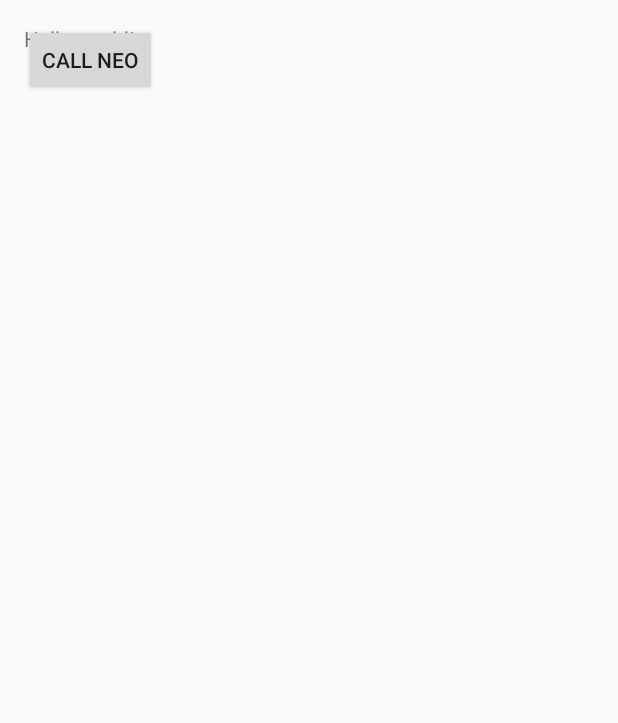
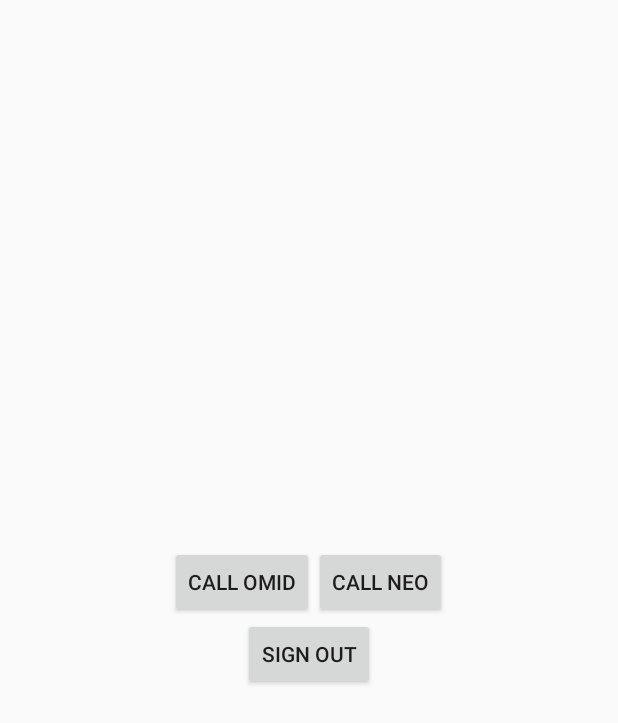
Before and after one commit to TeamAppEngine/bottel.client, an Android app: the layout activity_main.xml on its own in the app's theme, with its tools: preview values and no code run, on a phone screen of 412 x 824 dp. Shown: the top 723 px of the screen. Run offline under Robolectric (Android 15) with nearby library versions, the phone set to English and light mode, and no system bars.

Commit message:
base app structure added

```diff
--- a/app/src/main/java/io/bottel/models/User.java
+++ b/app/src/main/java/io/bottel/models/User.java
@@ -1,4 +1,4 @@
-    package io.bottel.models;
+package io.bottel.models;
 
 import com.google.gson.annotations.SerializedName;
 
@@ -182,7 +182,7 @@ public class User {
     }
 
     public String getVoxAddress() {
-        return getVoxUsername() + "@staging-bottel.voximplant.com";
+        return getVoxUsername() + "@staging-bottel.appengine.voximplant.com";
     }
 
     public String getVoxPassword() {
--- a/app/src/main/java/io/bottel/utils/AuthManager.java
+++ b/app/src/main/java/io/bottel/utils/AuthManager.java
@@ -43,9 +43,7 @@ public class AuthManager {
         // unregister from call service
         BottelApp.getInstance().getCallService().signOut();
 
-
         // remove
-        PreferenceUtil.save(context, "userID", null);
         PreferenceUtil.save(context, PREFERENCE_USER, null);
     }
 }
--- a/app/src/main/java/io/bottel/voip/VoipService.java
+++ b/app/src/main/java/io/bottel/voip/VoipService.java
@@ -36,7 +36,7 @@ public abstract class VOIPService {
 
     public abstract void hold();
 
-    public abstract void answerCall();
+    public abstract void acceptCall();
 
     public abstract void rejectCall();
 
--- a/app/src/main/res/layout/activity_main.xml
+++ b/app/src/main/res/layout/activity_main.xml
@@ -1,16 +1,47 @@
 <RelativeLayout xmlns:android="http://schemas.android.com/apk/res/android"
-    xmlns:tools="http://schemas.android.com/tools" android:layout_width="match_parent"
-    android:layout_height="match_parent" android:paddingLeft="@dimen/activity_horizontal_margin"
+    xmlns:tools="http://schemas.android.com/tools"
+    android:layout_width="match_parent"
+    android:layout_height="match_parent"
+    android:gravity="center"
+    android:paddingBottom="@dimen/activity_vertical_margin"
+    android:paddingLeft="@dimen/activity_horizontal_margin"
     android:paddingRight="@dimen/activity_horizontal_margin"
     android:paddingTop="@dimen/activity_vertical_margin"
-    android:paddingBottom="@dimen/activity_vertical_margin" tools:context=".MainActivity">
+    tools:context=".MainActivity">
 
-    <TextView android:text="@string/hello_world" android:layout_width="wrap_content"
-        android:layout_height="wrap_content" />
 
-    <Button
-        android:id="@+id/button_call_omid"
-        android:text="Call Neo"
-        android:layout_width="wrap_content"
-        android:layout_height="wrap_content" />
+    <LinearLayout
+        android:id="@+id/buttons_call"
+        android:layout_width="match_parent"
+        android:layout_height="wrap_content"
+        android:gravity="center"
+        android:orientation="horizontal">
+
+        <Button
+            android:id="@+id/button_call_omid"
+            android:layout_width="wrap_content"
+            android:layout_height="wrap_content"
+            android:text="Call Omid" />
+
+        <Button
+            android:id="@+id/button_call_neo"
+            android:layout_width="wrap_content"
+            android:layout_height="wrap_content"
+            android:text="Call Neo" />
+    </LinearLayout>
+
+    <LinearLayout
+        android:layout_width="match_parent"
+        android:layout_height="wrap_content"
+        android:layout_below="@id/buttons_call"
+        android:gravity="center"
+        android:orientation="horizontal">
+
+        <Button
+            android:id="@+id/button_sign_out"
+            android:layout_width="wrap_content"
+            android:layout_height="wrap_content"
+            android:text="Sign out" />
+
+    </LinearLayout>
 </RelativeLayout>
--- /dev/null
+++ b/app/src/main/res/values/fonts.xml
@@ -0,0 +1,6 @@
+<?xml version="1.0" encoding="utf-8"?>
+<resources>
+    <dimen name="font.size.normal">30sp</dimen>
+    <dimen name="font.size.small">25sp</dimen>
+    <dimen name="font.size.xsmall">23sp</dimen>
+</resources>
--- a/app/src/main/res/values/strings.xml
+++ b/app/src/main/res/values/strings.xml
@@ -1,6 +1,6 @@
 <resources>
     <string name="app_name">Bottel</string>
-
+    <string name="caption_connecting">connecting...</string>
     <string name="hello_world">Hello world!</string>
     <string name="action_settings">Settings</string>
 </resources>
```
Also changed, not shown: app/src/main/AndroidManifest.xml (+8 -3 lines), app/src/main/java/io/bottel/models/events/OnLoginSuccessful.java (added, +7 -0 lines), app/src/main/java/io/bottel/services/CallReceiverService.java (+6 -5 lines), app/src/main/java/io/bottel/services/KeepAliveConnectionService.java (+12 -2 lines), app/src/main/java/io/bottel/views/CallActivity.java (added, +58 -0 lines), app/src/main/java/io/bottel/views/LoginActivity.java (added, +51 -0 lines), app/src/main/java/io/bottel/views/MainActivity.java (+21 -4 lines), app/src/main/java/io/bottel/views/SplashActivity.java (added, +108 -0 lines), app/src/main/java/io/bottel/voip/VoxClient.java (+6 -7 lines), app/src/main/res/layout/activity_call.xml (added, +33 -0 lines), app/src/main/res/layout/activity_login.xml (added, +20 -0 lines), app/src/main/res/layout/activity_splash.xml (added, +38 -0 lines).
